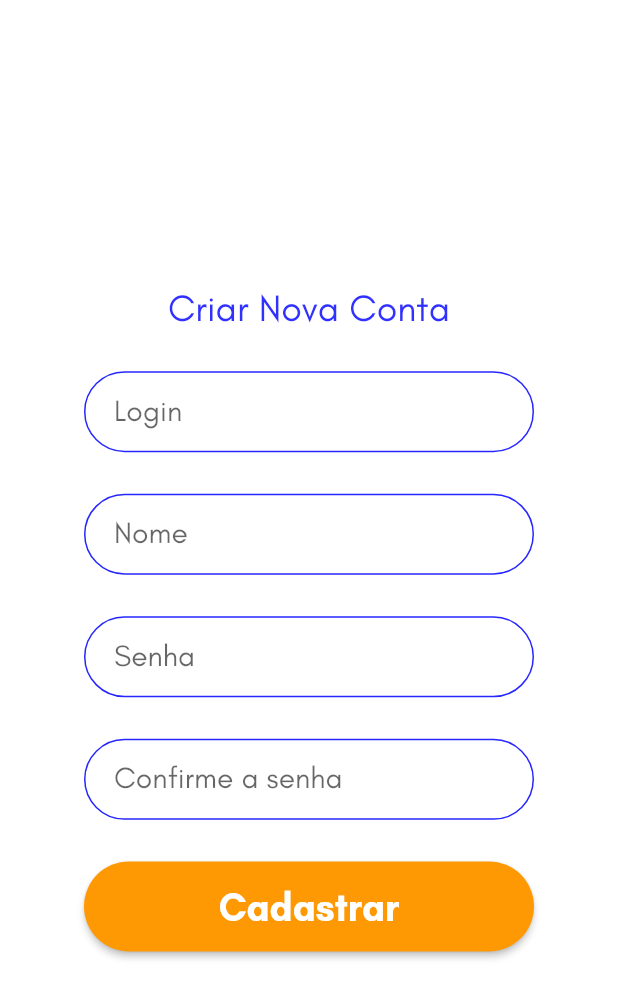
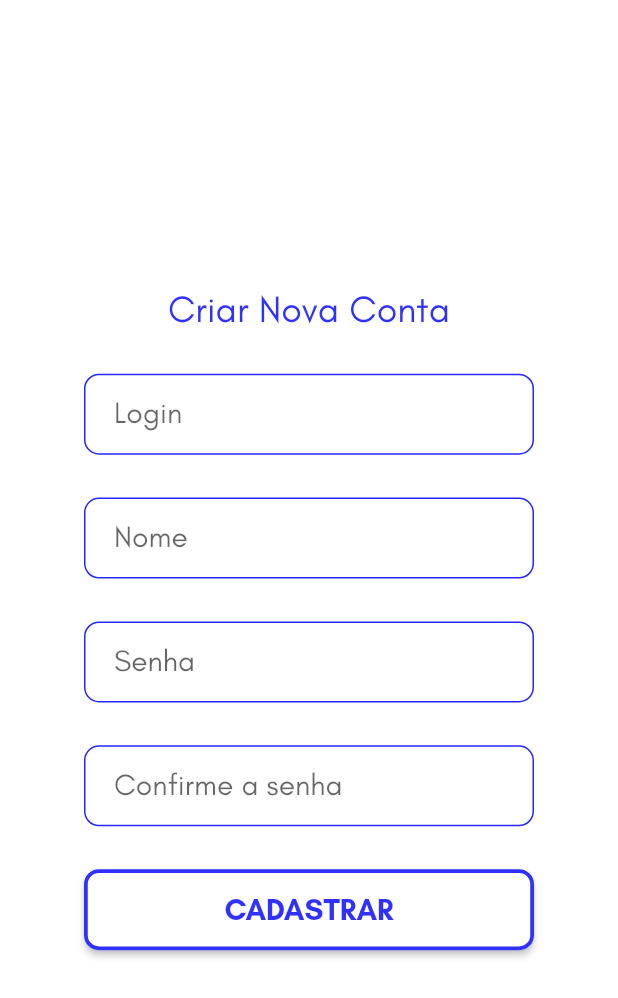
Before and after one commit to UFRPE-ODG/Pr-totipo, a Flutter app: the Login screen opened directly, on a phone screen of 412 x 824 dp. Shown: the top 998 px of the screen. Run offline on Flutter 3.47's test engine with Material 2 defaults, Android fonts, the phone set to English and light mode, and no system bars; our stand-ins replace progress_dialog, simple_animations, splashscreen, sqflite; missing offline and left inert: commons, google_maps_flutter_heatmap; accounts and stored records are empty.

Commit message:
Adequando TextFields e Botão

```diff
--- a/lib/App/Destinos/Login.dart
+++ b/lib/App/Destinos/Login.dart
@@ -104,15 +104,15 @@ class _LoginState extends State<Login> {
         labelText: "Login",
 
         enabledBorder: OutlineInputBorder(
-          borderRadius: BorderRadius.circular(32.0),
+          borderRadius: BorderRadius.circular(10.0),
           borderSide: BorderSide(color: Color(0xFF2626ff)),
         ),
         focusedBorder: OutlineInputBorder(
-          borderRadius: BorderRadius.circular(32.0),
+          borderRadius: BorderRadius.circular(10.0),
           borderSide: BorderSide(color: Color(0xFF2626ff)),
         ),
         border: OutlineInputBorder(
-          borderRadius: BorderRadius.circular(32.0),
+          borderRadius: BorderRadius.circular(10.0),
           borderSide: BorderSide(color: Color(0xFF2626ff))
         ),
       ),
@@ -140,15 +140,15 @@ class _LoginState extends State<Login> {
         labelText: "Nome",
 
         enabledBorder: OutlineInputBorder(
-          borderRadius: BorderRadius.circular(32.0),
+          borderRadius: BorderRadius.circular(10.0),
           borderSide: BorderSide(color: Color(0xFF2626ff)),
         ),
         focusedBorder: OutlineInputBorder(
-          borderRadius: BorderRadius.circular(32.0),
+          borderRadius: BorderRadius.circular(10.0),
           borderSide: BorderSide(color: Color(0xFF2626ff)),
         ),
         border: OutlineInputBorder(
-          borderRadius: BorderRadius.circular(32.0),
+          borderRadius: BorderRadius.circular(10.0),
           borderSide: BorderSide(color: Color(0xFF2626ff))
         ),
       ),
@@ -175,15 +175,15 @@ class _LoginState extends State<Login> {
         labelText: "Senha",
 
         enabledBorder: OutlineInputBorder(
-          borderRadius: BorderRadius.circular(32.0),
+          borderRadius: BorderRadius.circular(10.0),
           borderSide: BorderSide(color: Color(0xFF2626ff)),
         ),
         focusedBorder: OutlineInputBorder(
-          borderRadius: BorderRadius.circular(32.0),
+          borderRadius: BorderRadius.circular(10.0),
           borderSide: BorderSide(color: Color(0xFF2626ff)),
         ),
         border: OutlineInputBorder(
-          borderRadius: BorderRadius.circular(32.0),
+          borderRadius: BorderRadius.circular(10.0),
           borderSide: BorderSide(color: Color(0xFF2626ff))
         ),
       ),
@@ -212,15 +212,15 @@ class _LoginState extends State<Login> {
         labelText: "Confirme a senha",
 
         enabledBorder: OutlineInputBorder(
-          borderRadius: BorderRadius.circular(32.0),
+          borderRadius: BorderRadius.circular(10.0),
           borderSide: BorderSide(color: Color(0xFF2626ff)),
         ),
         focusedBorder: OutlineInputBorder(
-          borderRadius: BorderRadius.circular(32.0),
+          borderRadius: BorderRadius.circular(10.0),
           borderSide: BorderSide(color: Color(0xFF2626ff)),
         ),
         border: OutlineInputBorder(
-          borderRadius: BorderRadius.circular(32.0),
+          borderRadius: BorderRadius.circular(10.0),
           borderSide: BorderSide(color: Color(0xFF2626ff))
         ),
       ),
@@ -245,19 +245,19 @@ class _LoginState extends State<Login> {
       padding: EdgeInsets.fromLTRB(20.0, 15.0, 20.0, 15.0),
 
       child: RaisedButton(
-        color: Color(0xFFff9903),
-
-        child: Text("Cadastrar",
+        color: Colors.white,
+        child: Text("CADASTRAR",
           textAlign: TextAlign.center,
           style: style.copyWith(
-          color: Colors.white,
-          fontSize: 25.0,
+          color: Color(0xFF3030ff),
+          fontSize: 20.0,
           fontWeight: FontWeight.bold
           ),
         ),
 
-        shape: RoundedRectangleBorder(
-          borderRadius: BorderRadius.circular(30.0)
+        shape: OutlineInputBorder(
+          borderRadius: BorderRadius.circular(10.0),
+          borderSide: BorderSide(color: Color(0xFF3030ff), width: 2.5),
         ),
 
         onPressed: () => {
```
